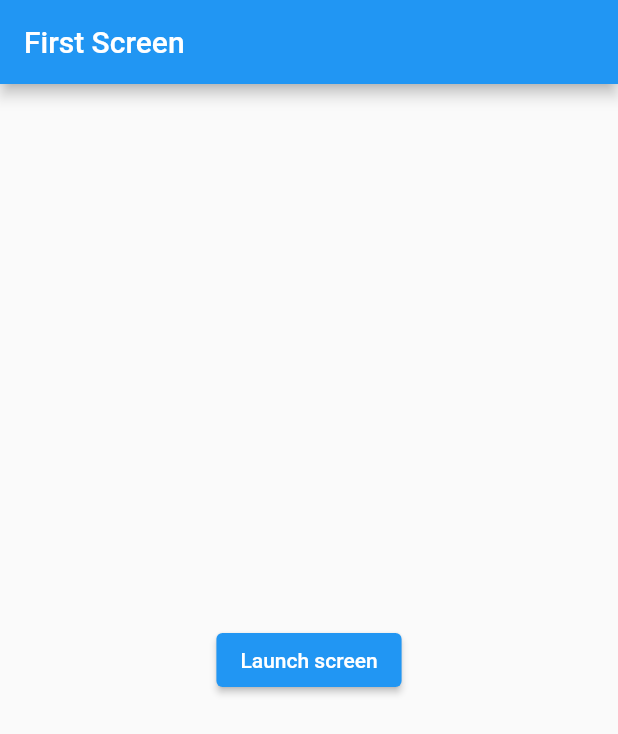
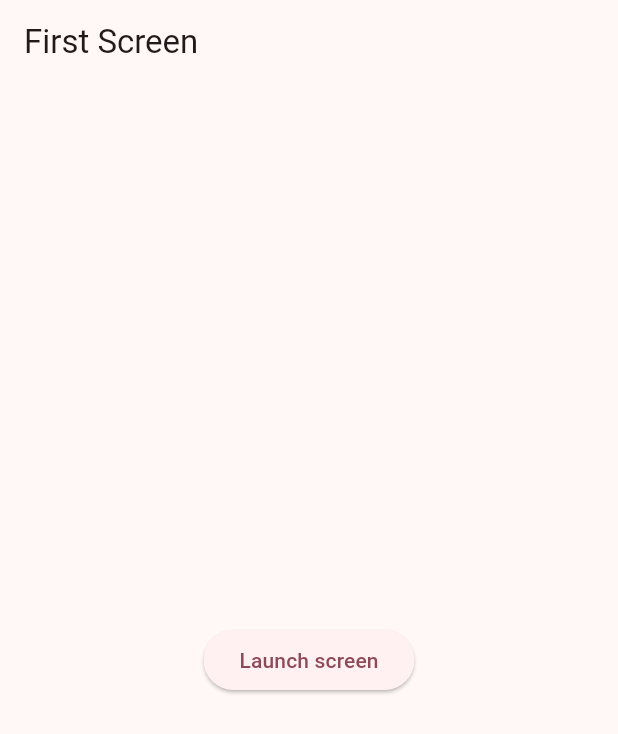
Before and after one commit to Feichtmeier/flutter_course_navigator, a Flutter app: the screen it shows after launch, on a phone screen of 412 x 824 dp. Shown: the top 734 px of the screen. Run offline on Flutter 3.47's test engine with Material 2 defaults, Android fonts, the light colour scheme and no system bars; our stand-ins replace shimmer.

Commit message:
re-add m3

```diff
--- a/lib/simple_app.dart
+++ b/lib/simple_app.dart
@@ -9,6 +9,9 @@ class SimpleApp extends StatelessWidget {
   @override
   Widget build(BuildContext context) {
     return MaterialApp(
+      theme: Theme.of(context).m3Theme(color: Colors.pink),
+      darkTheme: Theme.of(context)
+          .m3Theme(brightness: Brightness.dark, color: Colors.pink),
       initialRoute: '/',
       routes: {
         '/': (context) => const FirstScreen(),
```
